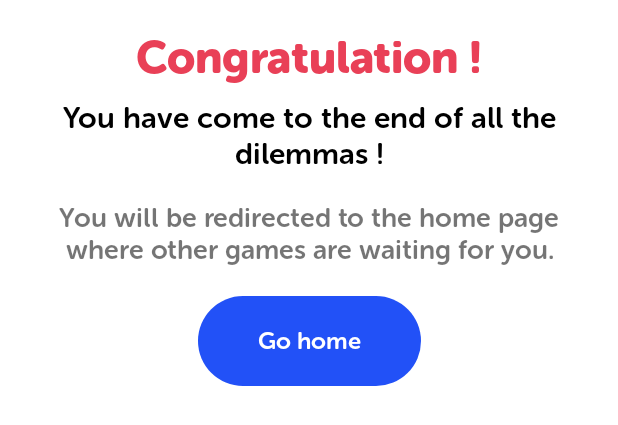
After one commit to JossMbn/Tipsy, an Android app: the layout dilemma_end_game_dialog.xml on its own in the app's theme, with its tools: preview values and no code run, on a phone screen of 412 x 824 dp. The commit adds this screen. Shown: the top 425 px of the screen. Run offline under Robolectric (Android 15) with nearby library versions, the phone set to English and light mode, and no system bars.

Commit message:
add dialog at the end of dilemma game

```diff
--- /dev/null
+++ b/app/src/main/res/drawable/dialog_background.xml
@@ -0,0 +1,10 @@
+<?xml version="1.0" encoding="utf-8"?>
+<shape xmlns:android="http://schemas.android.com/apk/res/android">
+    <solid android:color="@color/white"/>
+    <corners android:radius="30dp" />
+    <padding
+        android:left="10dp"
+        android:top="10dp"
+        android:right="10dp"
+        android:bottom="10dp" />
+</shape>
--- /dev/null
+++ b/app/src/main/res/layout/dilemma_end_game_dialog.xml
@@ -0,0 +1,65 @@
+<?xml version="1.0" encoding="utf-8"?>
+<androidx.constraintlayout.widget.ConstraintLayout xmlns:android="http://schemas.android.com/apk/res/android"
+    xmlns:app="http://schemas.android.com/apk/res-auto"
+    android:layout_width="match_parent"
+    android:layout_height="wrap_content"
+    android:background="@drawable/dialog_background"
+    android:paddingHorizontal="15dp"
+    android:paddingVertical="10dp">
+
+    <TextView
+        android:id="@+id/dialog_title"
+        style="@style/Museo.Extrabold.30"
+        android:layout_width="match_parent"
+        android:layout_height="wrap_content"
+        android:layout_marginTop="10dp"
+        android:gravity="center"
+        android:text="@string/common_congratulation"
+        android:textColor="@color/pink_main"
+        app:layout_constraintEnd_toEndOf="parent"
+        app:layout_constraintStart_toStartOf="parent"
+        app:layout_constraintTop_toTopOf="parent" />
+
+    <TextView
+        android:id="@+id/dialog_subtitle"
+        style="@style/Museo.Bold.20"
+        android:layout_width="match_parent"
+        android:layout_height="wrap_content"
+        android:layout_marginHorizontal="10dp"
+        android:layout_marginTop="10dp"
+        android:gravity="center"
+        android:text="@string/dilemma_dialog_subtitle"
+        android:textColor="@color/black"
+        app:layout_constraintEnd_toEndOf="parent"
+        app:layout_constraintStart_toStartOf="parent"
+        app:layout_constraintTop_toBottomOf="@id/dialog_title" />
+
+    <TextView
+        android:id="@+id/dialog_description"
+        style="@style/Museo.Bold.18"
+        android:layout_width="match_parent"
+        android:layout_height="wrap_content"
+        android:layout_marginHorizontal="10dp"
+        android:layout_marginTop="20dp"
+        android:gravity="center"
+        android:text="@string/common_dialog_description"
+        app:layout_constraintEnd_toEndOf="parent"
+        app:layout_constraintStart_toStartOf="parent"
+        app:layout_constraintTop_toBottomOf="@id/dialog_subtitle" />
+
+    <androidx.appcompat.widget.AppCompatTextView
+        android:id="@+id/dialog_button"
+        style="@style/CTA.Primary"
+        android:layout_width="wrap_content"
+        android:layout_height="wrap_content"
+        android:layout_marginTop="20dp"
+        android:clickable="true"
+        android:paddingHorizontal="40dp"
+        android:text="@string/common_go_home"
+        android:textSize="16sp"
+        app:layout_constraintBottom_toBottomOf="parent"
+        app:layout_constraintEnd_toEndOf="parent"
+        app:layout_constraintStart_toStartOf="parent"
+        app:layout_constraintTop_toBottomOf="@id/dialog_description" />
+
+</androidx.constraintlayout.widget.ConstraintLayout>
--- a/app/src/main/res/values/colors.xml
+++ b/app/src/main/res/values/colors.xml
@@ -19,6 +19,9 @@
     <color name="blue_main">#FF2251F7</color>
     <color name="blue_high">#FF1F43D4</color>
 
+    <!-- Blue -->
+    <color name="pink_main">#FFE94057</color>
+
     <!-- Grey -->
     <color name="grey_200">#9a9a9a</color>
 </resources>
--- a/app/src/main/res/values/strings.xml
+++ b/app/src/main/res/values/strings.xml
@@ -3,9 +3,13 @@
     <string name="common_skip">Skip</string>
     <string name="common_or">OR</string>
     <string name="common_start">Start !</string>
+    <string name="common_go_home">Go home</string>
+    <string name="common_congratulation">Congratulation !</string>
+    <string name="common_dialog_description">You will be redirected to the home page where other games are waiting for you.</string>
 
     // Dilemma
     <string name="would_you_rather">Would you rather</string>
     <string name="dilemma_title">Dilemma</string>
     <string name="dilemma_subtitle">What you need to choose between two dilemmas ?</string>
+    <string name="dilemma_dialog_subtitle">You have come to the end of all the dilemmas !</string>
 </resources>
--- a/app/src/main/res/values/style.xml
+++ b/app/src/main/res/values/style.xml
@@ -116,8 +116,8 @@
         <item name="android:textSize">18sp</item>
     </style>
 
-    <style name="Museo.Extrabold.20">
-        <item name="android:textSize">20sp</item>
+    <style name="Museo.Extrabold.30">
+        <item name="android:textSize">30sp</item>
     </style>
 
 </resources>
```
Also changed, not shown: app/src/main/java/com/jmabilon/tipsy/ui/dilemma/DilemmaDialogFragment.kt (added, +38 -0 lines), app/src/main/java/com/jmabilon/tipsy/ui/dilemma/DilemmaFragment.kt (+15 -4 lines), app/src/main/java/com/jmabilon/tipsy/ui/dilemma/DilemmaUiState.kt (added, +8 -0 lines), app/src/main/java/com/jmabilon/tipsy/ui/dilemma/DilemmaViewModel.kt (+26 -7 lines), app/src/main/res/navigation/nav_graph.xml (+13 -2 lines).
